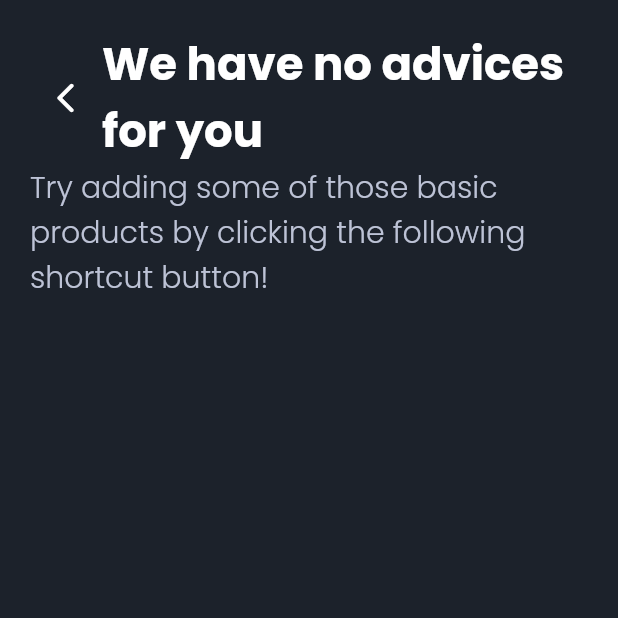
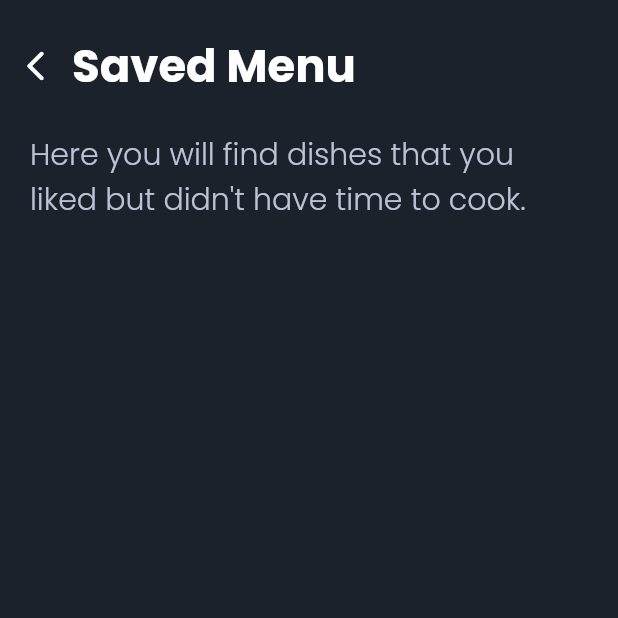
Before and after one commit to mitegj/food_match, a Flutter app: the screen it shows once a user with an empty profile is signed in, after a tap on the "bookmark" icon, on a phone screen of 412 x 824 dp, the top half of it. Run offline on Flutter 3.47's test engine with Material 2 defaults, Android fonts, the phone set to English and light mode, and no system bars; our stand-ins replace cloud_firestore, firebase_auth, firebase_core, firebase_remote_config, fl_chart, flutter_local_notifications and 10 more; accounts and stored records are empty.

Commit message:
UI Saved Menu

```diff
--- a/lib/dictionary/dictionary.dart
+++ b/lib/dictionary/dictionary.dart
@@ -48,7 +48,7 @@ class Messages extends Translations {
           "TOOFAST": "Too fast to have cooked it",
           "NOADVICES": "We have no advices for you",
           "TRYADDSOMEBASICPRODUCT":
-              "Try adding some of those basic products by clicking the following shortcut button!",
+              "Here you will find dishes that you liked but didn't have time to cook.",
           "SELECTWITHFILTERS": "Select them with the filters",
           "LOADOTHERMENU": "Show other menus",
           "DISHTYPE": "Dish type",
@@ -71,7 +71,10 @@ class Messages extends Translations {
           "REMOVEFROMLATER": "Remove menu",
           "PERFECT": "Perfect",
           "MENUSAVEDCORRECTLY": "Menu saved correctly",
-          "MENUREMOVEDCORRECTLY": "Menu removed correctly"
+          "MENUREMOVEDCORRECTLY": "Menu removed correctly",
+          "SAVEDMENU": "Saved Menu",
+          "SAVED": "Saved",
+          "SAVEDFORLATER": "Manu saved for later"
         },
         "it_IT": {
           "HELLO": "Ciao",
@@ -118,7 +121,7 @@ class Messages extends Translations {
           "TOOFAST": "Troppo veloce per averlo cucinato",
           "NOADVICES": "Non abbiamo suggerimenti per te",
           "TRYADDSOMEBASICPRODUCT":
-              "Prova ad aggiungere alcuni di questi prodotti di base facendo clic sul seguente pulsante di scelta rapida!",
+              "Qui troverai i piatti che ti sono piaciuti ma che non hai avuto il tempo di cucinare.",
           "SELECTWITHFILTERS": "Seleziona con uno o più filtri",
           "LOADOTHERMENU": "Visualizza altri menu",
           "DISHTYPE": "Tipo di piatto",
@@ -141,7 +144,10 @@ class Messages extends Translations {
           "REMOVEFROMLATER": "Rimuovi menu",
           "PERFECT": "Prefetto",
           "MENUSAVEDCORRECTLY": "Menu salvato correttamente",
-          "MENUREMOVEDCORRECTLY": "Menu rimosso correttamente"
+          "MENUREMOVEDCORRECTLY": "Menu rimosso correttamente",
+          "SAVEDMENU": "Menu salvati",
+          "SAVED": "Salvato",
+          "SAVEDFORLATER": "Menu salvato per dopo"
         },
       };
 }
--- a/lib/widgets/global_input/arrow_header.dart
+++ b/lib/widgets/global_input/arrow_header.dart
@@ -13,17 +13,11 @@ class ArrowHeader extends StatelessWidget {
     var theme = Theme.of(context);
 
     return Container(
-      padding: const EdgeInsets.all(0),
-      color: theme.backgroundColor,
       child: Row(
-        mainAxisAlignment: MainAxisAlignment.spaceBetween,
         children: [
           Align(
             alignment: Alignment.centerLeft,
             child: Container(
-              decoration: BoxDecoration(
-                  color: UIColors.black,
-                  borderRadius: BorderRadius.circular(15)),
               child: IconButton(
                 icon: Icon(
                   Icons.arrow_back_ios_rounded,
--- a/lib/widgets/home/empty_menu.dart
+++ b/lib/widgets/home/empty_menu.dart
@@ -13,15 +13,15 @@ class EmptyMenu extends StatelessWidget {
 
   @override
   Widget build(BuildContext context) {
-    return Padding(
-      padding: EdgeInsets.all(20),
-      child: Column(
-        children: [
-          Row(
+    return Column(
+      children: [
+        Padding(
+          padding: const EdgeInsets.only(top: 20.0),
+          child: Row(
             children: [
               savedMenu ? ArrowHeader(home: true) : SizedBox(),
               Expanded(
-                child: Text("NOADVICES".tr,
+                child: Text("SAVEDMENU".tr,
                     overflow: TextOverflow.visible,
                     style: GoogleFonts.poppins(
                         color: UIColors.white,
@@ -30,7 +30,10 @@ class EmptyMenu extends StatelessWidget {
               )
             ],
           ),
-          Row(
+        ),
+        Padding(
+          padding: const EdgeInsets.all(20.0),
+          child: Row(
             children: [
               Expanded(
                 child: Text("TRYADDSOMEBASICPRODUCT".tr,
@@ -41,9 +44,9 @@ class EmptyMenu extends StatelessWidget {
                         fontWeight: FontWeight.w300)),
               )
             ],
-          )
-        ],
-      ),
+          ),
+        )
+      ],
     );
   }
 }
--- a/lib/widgets/home/home_body.dart
+++ b/lib/widgets/home/home_body.dart
@@ -39,9 +39,7 @@ class HomeBody extends GetWidget<IngredientController> {
                     )
                   : ListView(
                       children: <Widget>[
-                        Padding(
-                          padding: const EdgeInsets.only(left: 20, right: 20),
-                          child: Container(
+                        Container(
                           // height: 250,
                           margin: EdgeInsets.only(top: 20),
                           child: Center(
@@ -51,7 +49,6 @@ class HomeBody extends GetWidget<IngredientController> {
                               headerBeforeCard(),
                             ],
                           )),
-                          ),
                         ),
                         ListView.builder(
                             physics: ScrollPhysics(),
@@ -106,14 +103,26 @@ class HomeBody extends GetWidget<IngredientController> {
 
   Widget arrowHeader() {
     return savedMenu
-        ? ArrowHeader(
+        ? Row(
+            children: [
+              ArrowHeader(
                 home: true,
+              ),
+              Text("SAVEDMENU".tr,
+                  overflow: TextOverflow.visible,
+                  style: GoogleFonts.poppins(
+                      color: UIColors.white,
+                      fontSize: 30,
+                      fontWeight: FontWeight.w700))
+            ],
           )
         : SizedBox();
   }
 
   Widget headerBeforeCard() {
-    return Row(
+    return Padding(
+      padding: const EdgeInsets.only(left: 20, right: 20),
+      child: Row(
         mainAxisAlignment: MainAxisAlignment.spaceBetween,
         children: [
           Text(
@@ -125,6 +134,7 @@ class HomeBody extends GetWidget<IngredientController> {
           ),
           !savedMenu ? filtersIcon() : SizedBox(),
         ],
+      ),
     );
   }
 
```
Also changed, not shown: lib/controllers/menu_controller.dart (+2 -6 lines), lib/widgets/home/reminder_menu.dart (added, +66 -0 lines). Lines whose indentation alone changed are shown as unchanged.
